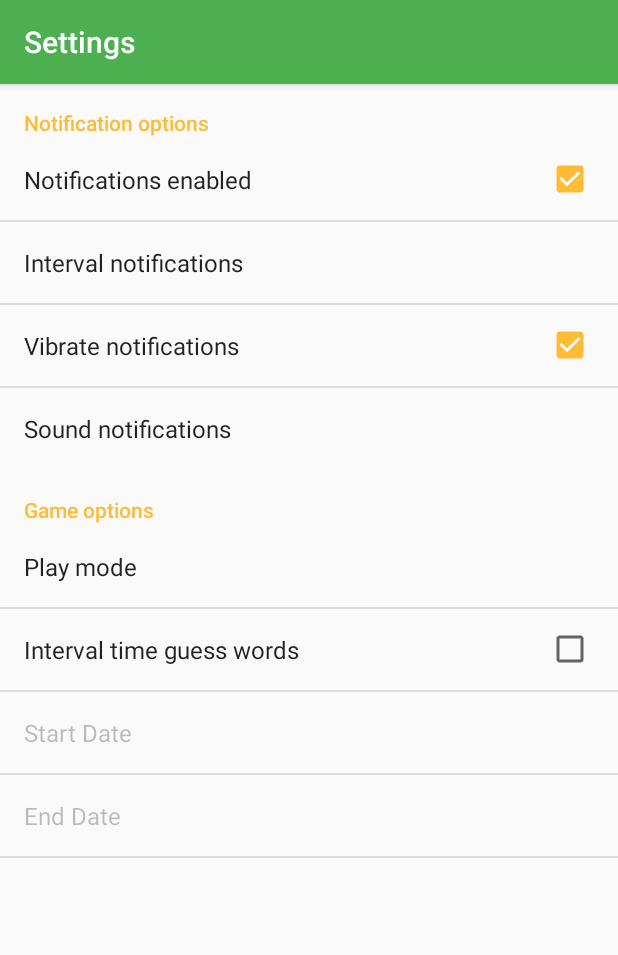
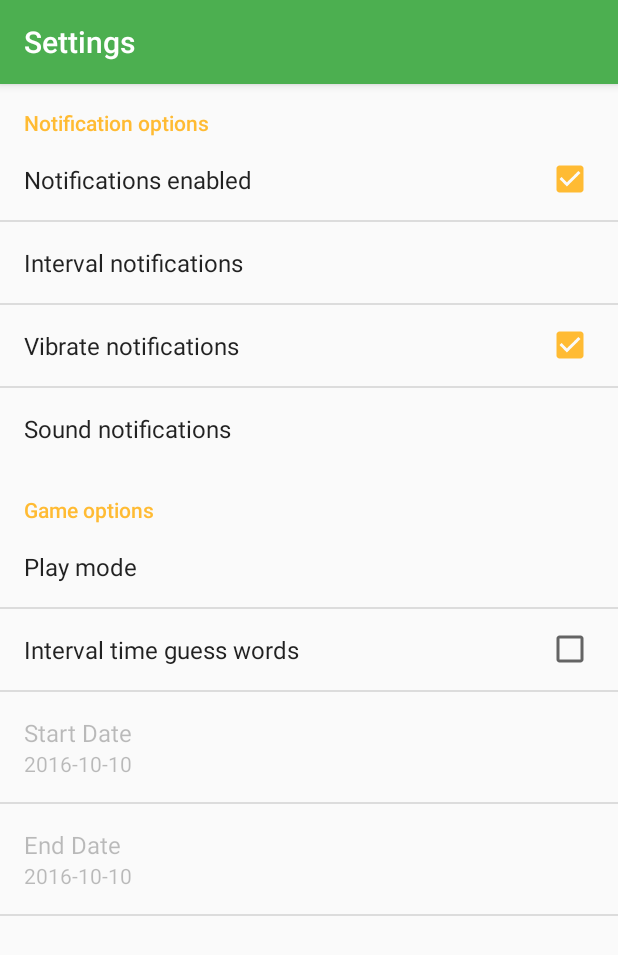
Before and after one commit to alainrk/memenguage, an Android app: the SettingsActivity screen opened directly, with no data from a screen before it, on a phone screen of 412 x 824 dp. Shown: the top 955 px of the screen. Run offline under Robolectric (Android 15) with nearby library versions, the phone set to English and light mode, and no system bars.

Commit message:
Settings date for play

```diff
--- a/app/src/main/java/alaindc/memenguage/DatePreference.java
+++ b/app/src/main/java/alaindc/memenguage/DatePreference.java
@@ -121,10 +121,15 @@ public class DatePreference extends DialogPreference {
     }
 
     public String getText() {
-        String[] pieces = dateval.split("-");
-        String date = ((pieces[2].length() == 1 ? "0"+pieces[2] : pieces[2])) + "/" +
-                        ((pieces[1].length() == 1 ? "0"+pieces[1] : pieces[1])) + "/" +
-                        pieces[0];
+        String date;
+        try {
+            String[] pieces = dateval.split("-");
+            date = ((pieces[2].length() == 1 ? "0" + pieces[2] : pieces[2])) + "/" +
+                    ((pieces[1].length() == 1 ? "0" + pieces[1] : pieces[1])) + "/" +
+                    pieces[0];
+        } catch (Exception e) {
+            date = "2016-10-10";
+        }
         return date;
     }
 
--- a/app/src/main/java/alaindc/memenguage/View/SettingsActivity.java
+++ b/app/src/main/java/alaindc/memenguage/View/SettingsActivity.java
@@ -51,6 +51,7 @@ public class SettingsActivity extends AppCompatPreferenceActivity {
         });
 
         startdp.setSummary(startdp.getText());
+        startdp.setDefaultValue(startdp.getText());
         startdp.setOnPreferenceChangeListener(new Preference.OnPreferenceChangeListener() {
             @Override
             public boolean onPreferenceChange(Preference preference, Object newValue) {
@@ -63,6 +64,7 @@ public class SettingsActivity extends AppCompatPreferenceActivity {
         });
 
         enddp.setSummary(enddp.getText());
+        enddp.setDefaultValue(enddp.getText());
         enddp.setOnPreferenceChangeListener(new Preference.OnPreferenceChangeListener() {
             @Override
             public boolean onPreferenceChange(Preference preference, Object newValue) {
```
